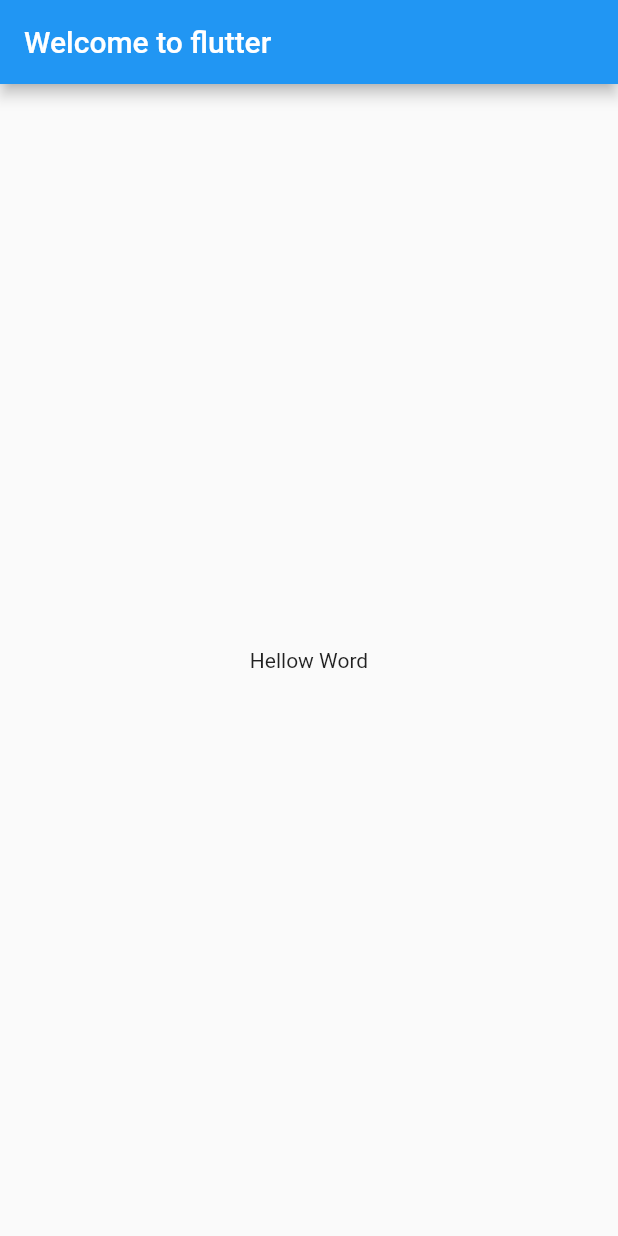
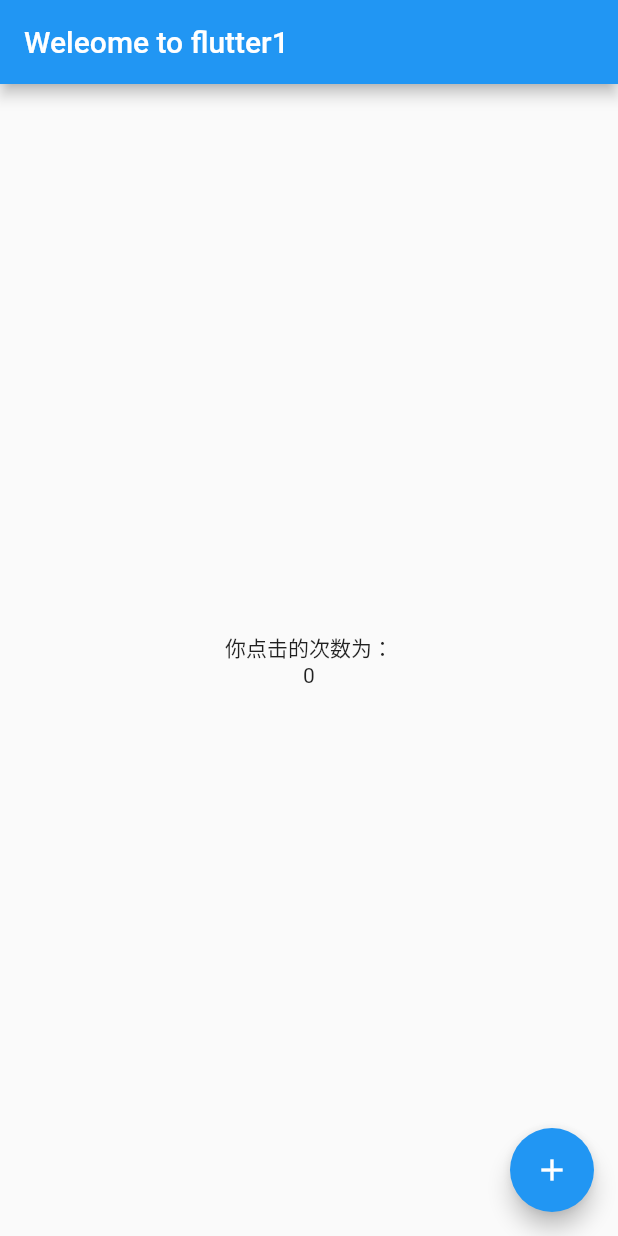
Before and after one commit to wangjing71/flutter_app, a Flutter app: the screen it shows after launch, on a phone screen of 412 x 824 dp. Run offline on Flutter 3.47's test engine with Material 2 defaults, Android fonts, the phone set to English and light mode, and no system bars.

Commit message:
传递数据

```diff
--- a/lib/main.dart
+++ b/lib/main.dart
@@ -8,20 +8,56 @@ void main() {
 class MyApp extends StatelessWidget {
   @override
   Widget build(BuildContext context) {
-
     return MaterialApp(
       title: 'Welcome to flutter',
       theme: ThemeData(
         primarySwatch: Colors.blue,
       ),
-      home: Scaffold(
-        appBar: AppBar(
-          title: Text('Welcome to flutter'),
-        ),
-        body: Center(
-          child: Text('Hellow Word'),
-        ),
+      home: new MyHomePage(
+        title: 'Weleome to flutter',
       ),
     );
   }
 }
+
+class MyHomePage extends StatefulWidget {
+  final String title;
+
+  const MyHomePage({Key key, this.title}) : super(key: key);
+
+  @override
+  _MyHomePageState createState() => _MyHomePageState();
+}
+
+class _MyHomePageState extends State<MyHomePage> {
+  int counter = 0;
+
+  void incrementCount() {
+    setState(() {
+      counter++;
+    });
+  }
+
+  @override
+  Widget build(BuildContext context) {
+    return new Scaffold(
+      appBar: AppBar(
+        title: new Text('Weleome to flutter1'),
+      ),
+      body: new Center(
+        child: new Column(
+          mainAxisAlignment: MainAxisAlignment.center,
+          children: <Widget>[
+            new Text('你点击的次数为：'),
+            new Text('$counter'),
+          ],
+        ),
+      ),
+      floatingActionButton: new FloatingActionButton(
+        onPressed: incrementCount,
+        child: new Icon(Icons.add),
+        tooltip: 'Increment',
+      ),
+    );
+  }
+}
```
